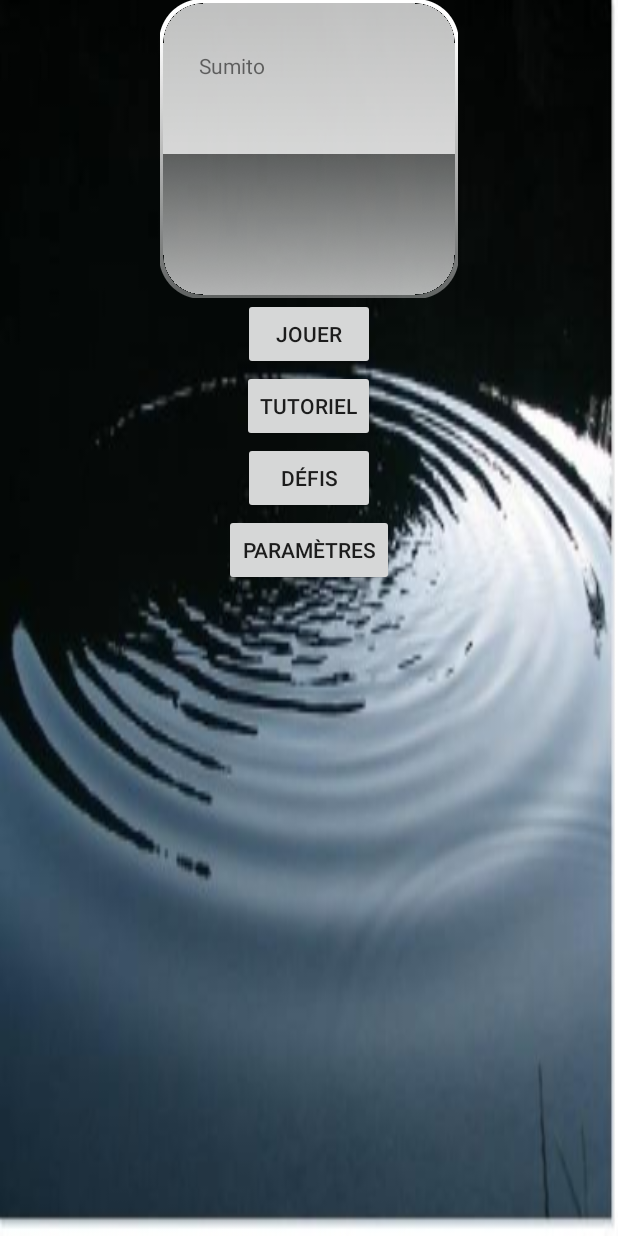
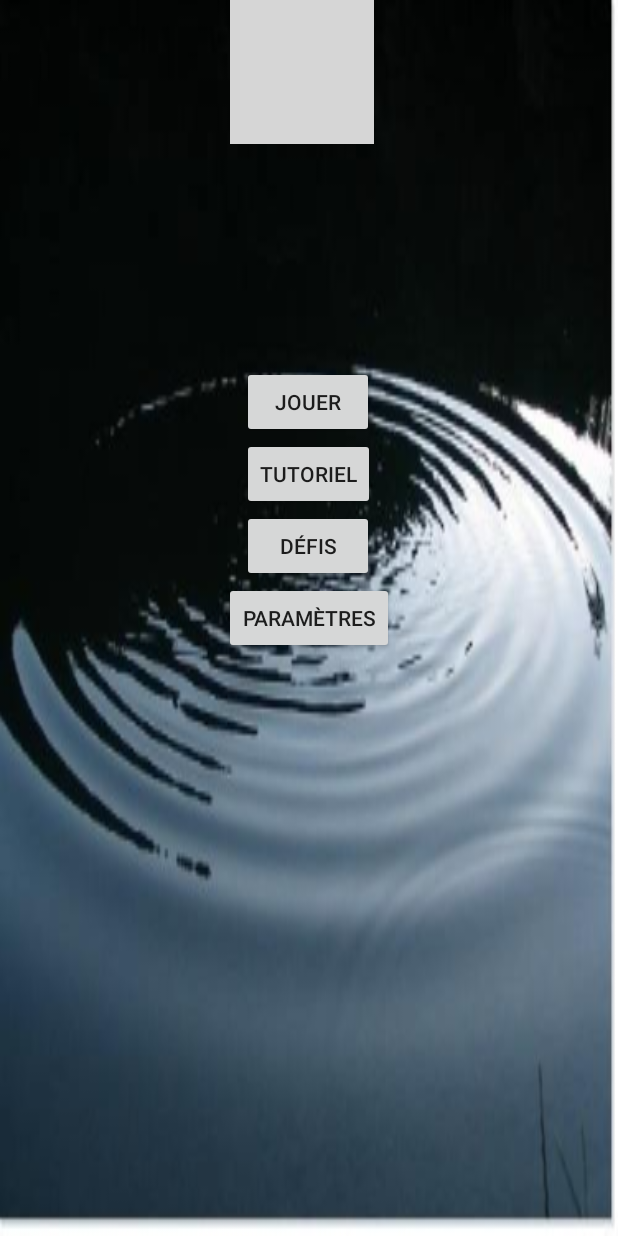
Before and after one commit to cbeausei/Sumito, an Android app: the layout menu_principal.xml on its own in the app's theme, with its tools: preview values and no code run, on a phone screen of 412 x 824 dp. Run offline under Robolectric (Android 15) with nearby library versions, the phone set to English and light mode, and no system bars; grey boxes are pictures that could not be loaded.

Commit message:
J'ai changé des trucs sur le bouton, mais le layout me laisse perplexe.

```diff
--- a/app/src/main/res/layout/menu_principal.xml
+++ b/app/src/main/res/layout/menu_principal.xml
@@ -13,19 +13,20 @@
         android:layout_width="wrap_content"
         android:layout_height="wrap_content"
         android:text="@string/app_name"
-        android:layout_centerHorizontal="true"
-        android:background="@drawable/boutonhdpi"
+        android:background="@drawable/bouton"
 
-    />
+        android:layout_alignParentTop="true"
+        android:layout_alignRight="@+id/nouvellepartie"
+        android:layout_alignEnd="@+id/nouvellepartie" />
     <Button
         android:id="@+id/nouvellepartie"
         android:layout_width="wrap_content"
         android:layout_height="wrap_content"
         android:text="@string/Jouer"
-        android:layout_below="@id/nomjeu"
-        android:layout_centerHorizontal="true"
 
-    />
+        android:layout_above="@+id/tutoriel"
+        android:layout_alignLeft="@+id/tutoriel"
+        android:layout_alignStart="@+id/tutoriel" />
 
 
     <Button
@@ -33,22 +34,24 @@
         android:layout_width="wrap_content"
         android:layout_height="wrap_content"
         android:text="@string/Tutoriel"
-        android:layout_below="@id/nouvellepartie"
-        android:layout_centerHorizontal="true"/>
+        android:layout_above="@+id/defis"
+        android:layout_centerHorizontal="true" />
 
     <Button
         android:id="@+id/defis"
         android:layout_width="wrap_content"
         android:layout_height="wrap_content"
         android:text="@string/Défis"
-        android:layout_below="@id/tutoriel"
-        android:layout_centerHorizontal="true"/>
+        android:layout_above="@+id/button"
+        android:layout_alignLeft="@+id/tutoriel"
+        android:layout_alignStart="@+id/tutoriel" />
 
     <Button
         android:layout_width="wrap_content"
         android:layout_height="wrap_content"
         android:text="@string/Paramètres"
-        android:layout_below="@id/defis"
-        android:layout_centerHorizontal="true"/>
+        android:layout_centerVertical="true"
+        android:layout_centerHorizontal="true"
+        android:id="@+id/button" />
 
 </RelativeLayout>
```
Also changed, not shown: app/src/main/res/drawable-mdpi/bouton.9.png (deleted), 3 other files.
